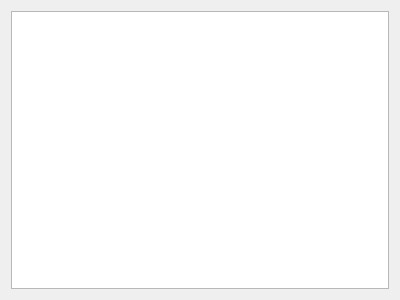
Before: the Qt Designer form main.ui in cergmin/yandex_lyceum_coffee, drawn with Qt 5.
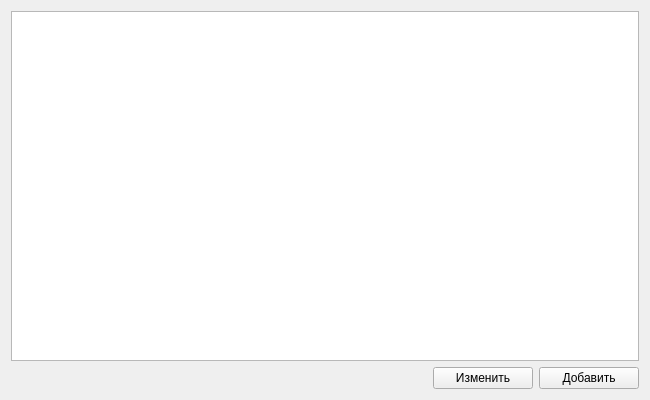
After: the same form once the commit is applied.

What changed in the file:
```diff
--- a/main.ui
+++ b/main.ui
@@ -6,8 +6,8 @@
    <rect>
     <x>0</x>
     <y>0</y>
-    <width>400</width>
-    <height>300</height>
+    <width>650</width>
+    <height>400</height>
    </rect>
   </property>
   <property name="windowTitle">
@@ -17,6 +17,55 @@
    <item>
     <widget class="QTableWidget" name="table"/>
    </item>
+   <item>
+    <layout class="QHBoxLayout" name="horizontalLayout">
+     <item>
+      <spacer name="horizontalSpacer">
+       <property name="orientation">
+        <enum>Qt::Horizontal</enum>
+       </property>
+       <property name="sizeHint" stdset="0">
+        <size>
+         <width>40</width>
+         <height>20</height>
+        </size>
+       </property>
+      </spacer>
+     </item>
+     <item>
+      <widget class="QPushButton" name="change_btn">
+       <property name="minimumSize">
+        <size>
+         <width>100</width>
+         <height>0</height>
+        </size>
+       </property>
+       <property name="cursor">
+        <cursorShape>PointingHandCursor</cursorShape>
+       </property>
+       <property name="text">
+        <string>Изменить</string>
+       </property>
+      </widget>
+     </item>
+     <item>
+      <widget class="QPushButton" name="add_btn">
+       <property name="minimumSize">
+        <size>
+         <width>100</width>
+         <height>0</height>
+        </size>
+       </property>
+       <property name="cursor">
+        <cursorShape>PointingHandCursor</cursorShape>
+       </property>
+       <property name="text">
+        <string>Добавить</string>
+       </property>
+      </widget>
+     </item>
+    </layout>
+   </item>
   </layout>
  </widget>
  <resources/>
```
